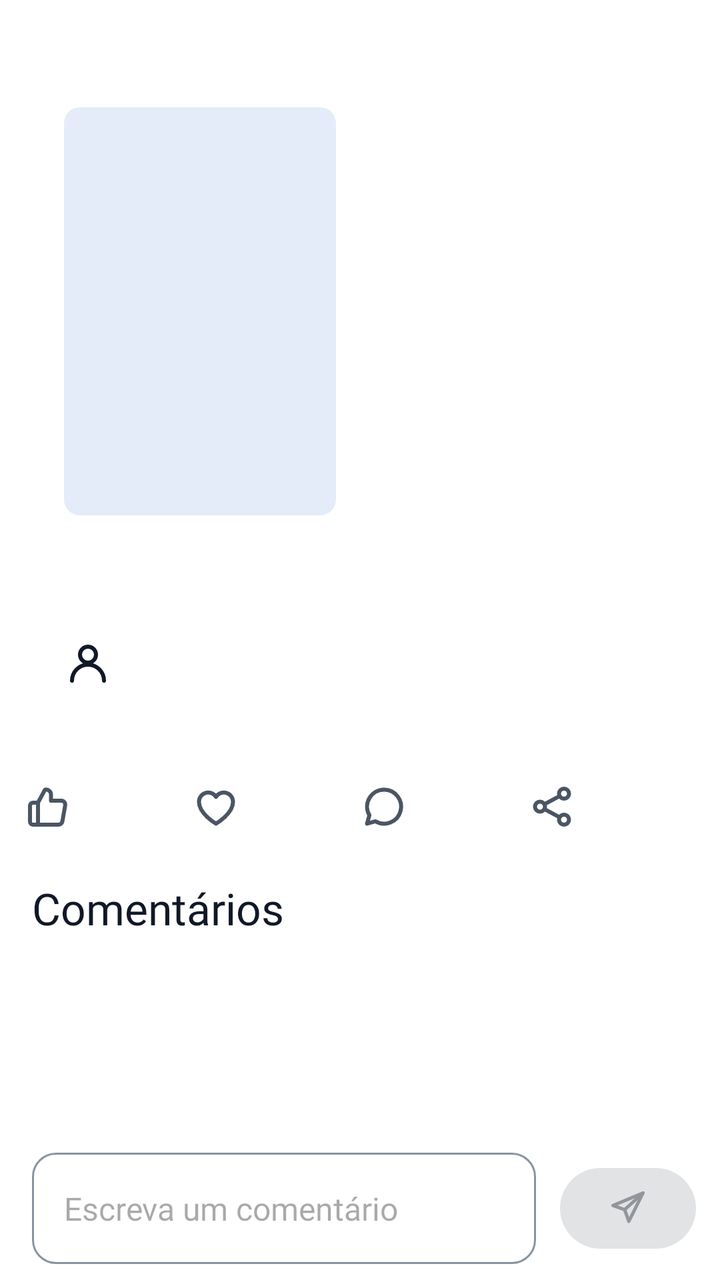
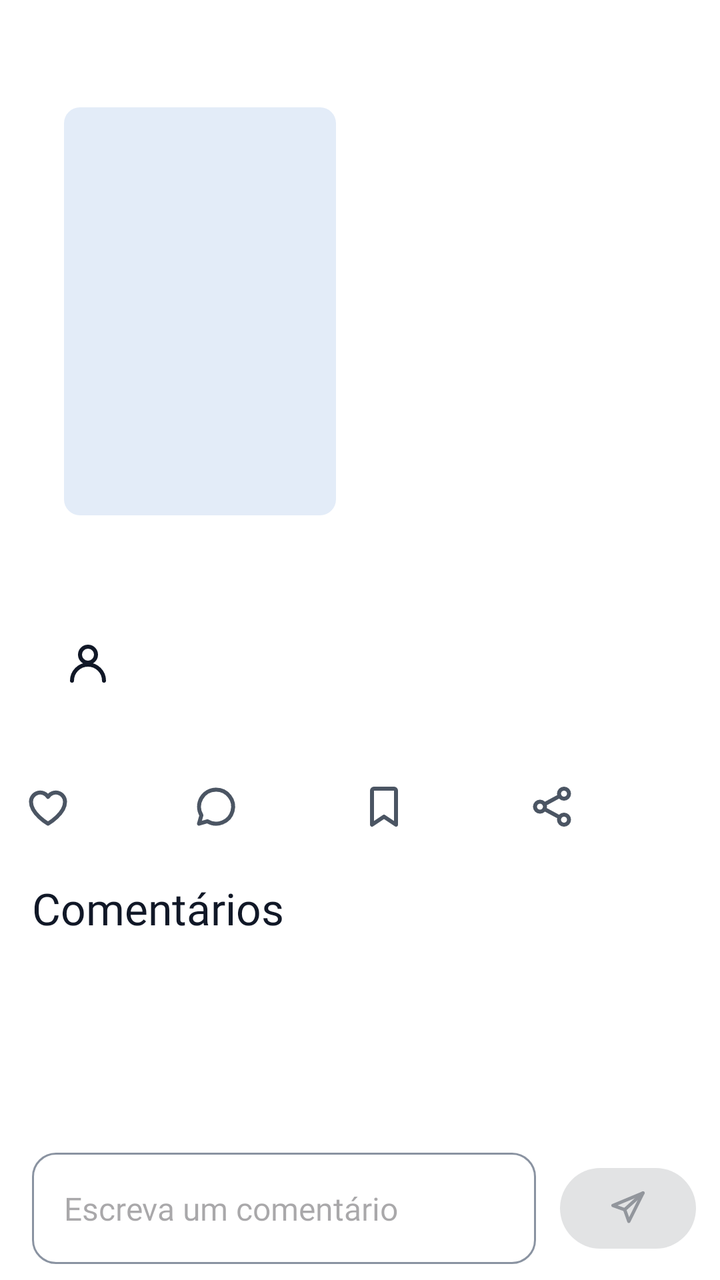

Compare the two renders of this Android layout. The source of the first and the diff that turns it into the second are given below.
<!-- AndroidManifest.xml: application theme Theme.LeiaUFMS -->
<!-- res/layout/fragment_post.xml -->
<?xml version="1.0" encoding="utf-8"?>
<LinearLayout xmlns:android="http://schemas.android.com/apk/res/android"
    xmlns:app="http://schemas.android.com/apk/res-auto"
    android:layout_width="match_parent"
    android:layout_height="match_parent"
    android:orientation="vertical">

    <androidx.core.widget.NestedScrollView
        android:id="@+id/scroll"
        android:layout_width="match_parent"
        android:layout_height="0dp"
        android:layout_weight="1"
        android:defaultFocusHighlightEnabled="false">

        <LinearLayout
            android:layout_width="match_parent"
            android:layout_height="wrap_content"
            android:orientation="vertical"
            android:paddingBottom="@dimen/space_l">

            <com.google.android.material.card.MaterialCardView
                android:id="@+id/card"
                android:layout_width="match_parent"
                android:layout_height="wrap_content"
                android:layout_marginStart="@dimen/screen_margin"
                android:layout_marginEnd="@dimen/screen_margin"
                app:cardElevation="@dimen/elevation_flat"
                app:shapeAppearance="@style/ShapeAppearance.Leia.Social"
                app:strokeWidth="0dp">

                <LinearLayout
                    android:layout_width="match_parent"
                    android:layout_height="wrap_content"
                    android:orientation="vertical"
                    android:padding="@dimen/space_m">

                    <TextView
                        android:id="@+id/tag"
                        android:layout_width="wrap_content"
                        android:layout_height="wrap_content"
                        android:drawablePadding="@dimen/space_xs"
                        android:gravity="center_vertical"
                        android:textAppearance="@style/TextAppearance.Leia.Title" />

                    <LinearLayout
                        android:id="@+id/book_row"
                        android:layout_width="match_parent"
                        android:layout_height="wrap_content"
                        android:layout_marginTop="@dimen/space_m"
                        android:background="?attr/selectableItemBackground"
                        android:gravity="center_vertical"
                        android:orientation="horizontal">

                        <include
                            android:id="@+id/cover"
                            layout="@layout/view_cover"
                            android:layout_width="@dimen/cover_card_width"
                            android:layout_height="@dimen/cover_card_height" />

                        <LinearLayout
                            android:layout_width="0dp"
                            android:layout_height="wrap_content"
                            android:layout_marginStart="@dimen/space_m"
                            android:layout_weight="1"
                            android:orientation="vertical">

                            <TextView
                                android:id="@+id/book"
                                android:layout_width="match_parent"
                                android:layout_height="wrap_content"
                                android:accessibilityHeading="true"
                                android:textAppearance="@style/TextAppearance.Leia.BookTitle" />

                            <TextView
                                android:id="@+id/book_author"
                                android:layout_width="match_parent"
                                android:layout_height="wrap_content"
                                android:layout_marginTop="@dimen/space_xxs"
                                android:textAppearance="@style/TextAppearance.Leia.BodySmall" />

                            <com.google.android.material.button.MaterialButton
                                android:id="@+id/button_listing"
                                style="@style/Widget.Material3.Button.TonalButton.Icon"
                                android:layout_width="wrap_content"
                                android:layout_height="wrap_content"
                                android:layout_marginTop="@dimen/space_s"
                                android:text="@string/post_see_listing"
                                android:visibility="gone"
                                app:icon="@drawable/ic_book" />
                        </LinearLayout>
                    </LinearLayout>

                    <TextView
                        android:id="@+id/text"
                        android:layout_width="match_parent"
                        android:layout_height="wrap_content"
                        android:layout_marginTop="@dimen/space_m"
                        android:textAppearance="@style/TextAppearance.Leia.Body"
                        android:textIsSelectable="true" />

                    <TextView
                        android:id="@+id/meta"
                        android:layout_width="match_parent"
                        android:layout_height="wrap_content"
                        android:layout_marginTop="@dimen/space_s"
                        android:background="?attr/selectableItemBackground"
                        android:drawablePadding="@dimen/space_xs"
                        android:gravity="center_vertical"
                        android:minHeight="@dimen/touch_target"
                        android:textAppearance="@style/TextAppearance.Leia.Label"
                        app:drawableStartCompat="@drawable/ic_person" />
                </LinearLayout>
            </com.google.android.material.card.MaterialCardView>

            
            <LinearLayout
                android:layout_width="match_parent"
                android:layout_height="wrap_content"
                android:layout_marginStart="@dimen/space_s"
                android:layout_marginTop="@dimen/space_xs"
                android:layout_marginEnd="@dimen/space_s"
                android:orientation="horizontal">

                <com.google.android.material.button.MaterialButton
                    android:id="@+id/react_useful"
                    style="@style/Widget.Leia.ReactionButton"
                    android:layout_width="0dp"
                    android:layout_weight="1"
                    android:gravity="center"
                    app:icon="@drawable/ic_thumb_up"
                    app:iconSize="@dimen/icon_m" />

                <com.google.android.material.button.MaterialButton
                    android:id="@+id/react_want"
                    style="@style/Widget.Leia.ReactionButton"
                    android:layout_width="0dp"
                    android:layout_weight="1"
                    android:gravity="center"
                    app:icon="@drawable/ic_favorite_border"
                    app:iconSize="@dimen/icon_m" />

                <com.google.android.material.button.MaterialButton
                    android:id="@+id/react_comments"
                    style="@style/Widget.Leia.ReactionButton"
                    android:layout_width="0dp"
                    android:layout_weight="1"
                    android:gravity="center"
                    app:icon="@drawable/ic_comment"
                    app:iconSize="@dimen/icon_m" />

                <com.google.android.material.button.MaterialButton
                    android:id="@+id/button_share"
                    style="@style/Widget.Leia.ReactionButton"
                    android:layout_width="0dp"
                    android:layout_weight="1"
                    android:contentDescription="@string/action_share"
                    android:gravity="center"
                    app:icon="@drawable/ic_share"
                    app:iconSize="@dimen/icon_m" />
            </LinearLayout>

            <TextView
                android:id="@+id/comments_title"
                style="@style/Widget.Leia.HomeSection"
                android:layout_marginTop="@dimen/space_s"
                android:text="@string/post_comments" />

            <androidx.recyclerview.widget.RecyclerView
                android:id="@+id/comments"
                android:layout_width="match_parent"
                android:layout_height="wrap_content"
                android:layout_marginTop="@dimen/space_xs"
                android:nestedScrollingEnabled="false"
                app:layoutManager="androidx.recyclerview.widget.LinearLayoutManager" />

            <TextView
                android:id="@+id/comments_empty"
                android:layout_width="match_parent"
                android:layout_height="wrap_content"
                android:layout_marginStart="@dimen/screen_margin"
                android:layout_marginTop="@dimen/space_xs"
                android:layout_marginEnd="@dimen/screen_margin"
                android:text="@string/post_comments_empty"
                android:textAppearance="@style/TextAppearance.Leia.BodySmall"
                android:textColor="@color/leia_on_surface_variant"
                android:visibility="gone" />
        </LinearLayout>
    </androidx.core.widget.NestedScrollView>

    <LinearLayout
        android:layout_width="match_parent"
        android:layout_height="wrap_content"
        android:background="@color/leia_surface"
        android:gravity="center_vertical"
        android:orientation="horizontal"
        android:paddingStart="@dimen/screen_margin"
        android:paddingTop="@dimen/space_xs"
        android:paddingEnd="@dimen/space_xs"
        android:paddingBottom="@dimen/space_xs">

        <com.google.android.material.textfield.TextInputLayout
            android:id="@+id/layout_comment"
            style="@style/Widget.Leia.Field"
            android:layout_width="0dp"
            android:layout_weight="1"
            app:counterMaxLength="300">

            <com.google.android.material.textfield.TextInputEditText
                android:id="@+id/input_comment"
                style="@style/Widget.Leia.FieldInput"
                android:contentDescription="@string/label_comment"
                android:hint="@string/hint_comment"
                android:importantForAutofill="no"
                android:inputType="textCapSentences|textMultiLine"
                android:maxLength="300"
                android:maxLines="4" />
        </com.google.android.material.textfield.TextInputLayout>

        <com.google.android.material.button.MaterialButton
            android:id="@+id/button_send"
            style="?attr/materialIconButtonFilledStyle"
            android:layout_width="wrap_content"
            android:layout_height="wrap_content"
            android:layout_marginStart="@dimen/space_xs"
            android:contentDescription="@string/action_send_comment"
            android:enabled="false"
            app:icon="@drawable/ic_send" />
    </LinearLayout>
</LinearLayout>
<!-- res/layout/view_cover.xml (included above) -->
<?xml version="1.0" encoding="utf-8"?>
<FrameLayout xmlns:android="http://schemas.android.com/apk/res/android"
    xmlns:app="http://schemas.android.com/apk/res-auto"
    android:id="@+id/cover"
    android:layout_width="@dimen/cover_width"
    android:layout_height="@dimen/cover_height"
    android:importantForAccessibility="noHideDescendants">

    <com.google.android.material.imageview.ShapeableImageView
        android:id="@+id/cover_image"
        android:layout_width="match_parent"
        android:layout_height="match_parent"
        android:background="@color/leia_primary_container"
        android:scaleType="centerCrop"
        app:shapeAppearanceOverlay="@style/ShapeAppearance.Leia.Small" />

    <TextView
        android:id="@+id/cover_text"
        android:layout_width="match_parent"
        android:layout_height="match_parent"
        android:gravity="center"
        android:padding="@dimen/space_xxs"
        android:textAppearance="@style/TextAppearance.Leia.BookTitle"
        android:textColor="@color/leia_on_primary_container" />
</FrameLayout>
<!-- resources referenced by this layout -->
<resources>
  <color name="leia_on_primary_container">#0D2A4D</color>
  <color name="leia_on_surface_variant">#4B5563</color>
  <color name="leia_primary_container">#E3ECF8</color>
  <color name="leia_surface">#FFFFFF</color>
  <dimen name="cover_card_height">204dp</dimen>
  <dimen name="cover_card_width">136dp</dimen>
  <dimen name="cover_height">96dp</dimen>
  <dimen name="cover_width">64dp</dimen>
  <dimen name="elevation_flat">0dp</dimen>
  <dimen name="icon_m">24dp</dimen>
  <dimen name="screen_margin">16dp</dimen>
  <dimen name="space_l">24dp</dimen>
  <dimen name="space_m">16dp</dimen>
  <dimen name="space_s">12dp</dimen>
  <dimen name="space_xs">8dp</dimen>
  <dimen name="space_xxs">4dp</dimen>
  <dimen name="touch_target">48dp</dimen>
  <!-- drawable ic_thumb_up (drawable) -->
  <?xml version="1.0" encoding="utf-8"?>
  <vector xmlns:android="http://schemas.android.com/apk/res/android"
      android:width="24dp"
      android:height="24dp"
      android:viewportWidth="24"
      android:viewportHeight="24"
      android:tint="?attr/colorOnSurface">
      <path
          android:strokeColor="@android:color/white"
          android:strokeWidth="2"
          android:strokeLineCap="round"
          android:strokeLineJoin="round"
          android:pathData="M7,10V21H4.5A1.5,1.5 0 0,1 3,19.5V11.5A1.5,1.5 0 0,1 4.5,10Z" />
      <path
          android:strokeColor="@android:color/white"
          android:strokeWidth="2"
          android:strokeLineCap="round"
          android:strokeLineJoin="round"
          android:pathData="M7,10L10.5,3.5A2.5,2.5 0 0,1 13.5,6V9H18.6A2,2 0 0,1 20.6,11.3L19.2,19.3A2,2 0 0,1 17.2,21H7" />
  </vector>
  <string name="action_send_comment">Enviar comentário</string>
  <string name="action_share">Compartilhar</string>
  <string name="hint_comment">Escreva um comentário</string>
  <string name="label_comment">Comentário</string>
  <string name="post_comments">Comentários</string>
  <string name="post_comments_empty">Nenhum comentário ainda.</string>
  <string name="post_see_listing">Ver o anúncio</string>
  <style name="ShapeAppearance.Leia.Social" parent="">
          <item name="cornerFamily">rounded</item>
          <item name="cornerSize">@dimen/radius_social</item>
      </style>
  <style name="Theme.LeiaUFMS" parent="Base.Theme.LeiaUFMS" />
  <dimen name="radius_s">8dp</dimen>
  <dimen name="radius_social">20dp</dimen>
  <color name="leia_on_background">#111827</color>
  <dimen name="space_xl">32dp</dimen>
  <color name="leia_primary">#1B4F8F</color>
  <color name="leia_on_primary">#FFFFFF</color>
  <color name="leia_tertiary">#8A5A12</color>
  <color name="leia_on_tertiary">#FFFFFF</color>
  <color name="leia_tertiary_container">#FDF0D5</color>
  <color name="leia_on_tertiary_container">#3D2A08</color>
  <color name="leia_error">#B42318</color>
  <color name="leia_on_error">#FFFFFF</color>
  <color name="leia_error_container">#FDE3E1</color>
  <color name="leia_on_error_container">#5A0E09</color>
  <color name="leia_background">#FFFFFF</color>
  <color name="leia_surface_container">#F4F6FA</color>
  <color name="leia_outline">#8A93A1</color>
  <color name="leia_inverse_primary">#8DB8F2</color>
  <color name="leia_outline_variant">#E5E7EB</color>
  <style name="ShapeAppearance.Leia.Large" parent="ShapeAppearance.Material3.Corner.Large">
          <item name="cornerFamily">rounded</item>
          <item name="cornerSize">@dimen/radius_l</item>
      </style>
  <style name="Widget.Leia.Chip" parent="Widget.Material3.Chip.Filter">
          <item name="chipMinTouchTargetSize">@dimen/touch_target</item>
      </style>
  <dimen name="radius_m">12dp</dimen>
  <dimen name="radius_l">16dp</dimen>
  <dimen name="button_height">52dp</dimen>
  <dimen name="radius_button">12dp</dimen>
  <dimen name="elevation_card">2dp</dimen>
  <style name="TextAppearance.Leia.NavInactive" parent="TextAppearance.Leia.Label">
          <item name="android:textSize">12sp</item>
      </style>
  <dimen name="elevation_hero">6dp</dimen>
  <!-- unchanged entries left out for length: 33 -->
</resources>

<!-- the commit's change to res/layout/fragment_post.xml (unified diff, before → after) -->
@@ -122,16 +122,7 @@
                 android:orientation="horizontal">
 
                 <com.google.android.material.button.MaterialButton
-                    android:id="@+id/react_useful"
-                    style="@style/Widget.Leia.ReactionButton"
-                    android:layout_width="0dp"
-                    android:layout_weight="1"
-                    android:gravity="center"
-                    app:icon="@drawable/ic_thumb_up"
-                    app:iconSize="@dimen/icon_m" />
-
-                <com.google.android.material.button.MaterialButton
-                    android:id="@+id/react_want"
+                    android:id="@+id/react_heart"
                     style="@style/Widget.Leia.ReactionButton"
                     android:layout_width="0dp"
                     android:layout_weight="1"
@@ -146,6 +137,15 @@
                     android:layout_weight="1"
                     android:gravity="center"
                     app:icon="@drawable/ic_comment"
+                    app:iconSize="@dimen/icon_m" />
+
+                <com.google.android.material.button.MaterialButton
+                    android:id="@+id/react_save"
+                    style="@style/Widget.Leia.ReactionButton"
+                    android:layout_width="0dp"
+                    android:layout_weight="1"
+                    android:gravity="center"
+                    app:icon="@drawable/ic_bookmark_border"
                     app:iconSize="@dimen/icon_m" />
 
                 <com.google.android.material.button.MaterialButton
<!-- resource entries referenced after the edit -->
@@ -17,7 +17,7 @@
   <dimen name="space_xs">8dp</dimen>
   <dimen name="space_xxs">4dp</dimen>
   <dimen name="touch_target">48dp</dimen>
-  <!-- drawable ic_thumb_up (drawable) -->
+  <!-- drawable ic_bookmark_border (drawable) -->
   <?xml version="1.0" encoding="utf-8"?>
   <vector xmlns:android="http://schemas.android.com/apk/res/android"
       android:width="24dp"
@@ -30,13 +30,7 @@
           android:strokeWidth="2"
           android:strokeLineCap="round"
           android:strokeLineJoin="round"
-          android:pathData="M7,10V21H4.5A1.5,1.5 0 0,1 3,19.5V11.5A1.5,1.5 0 0,1 4.5,10Z" />
-      <path
-          android:strokeColor="@android:color/white"
-          android:strokeWidth="2"
-          android:strokeLineCap="round"
-          android:strokeLineJoin="round"
-          android:pathData="M7,10L10.5,3.5A2.5,2.5 0 0,1 13.5,6V9H18.6A2,2 0 0,1 20.6,11.3L19.2,19.3A2,2 0 0,1 17.2,21H7" />
+          android:pathData="M7,3H17A1,1 0 0,1 18,4V21L12,17L6,21V4A1,1 0 0,1 7,3Z" />
   </vector>
   <string name="action_send_comment">Enviar comentário</string>
   <string name="action_share">Compartilhar</string>
